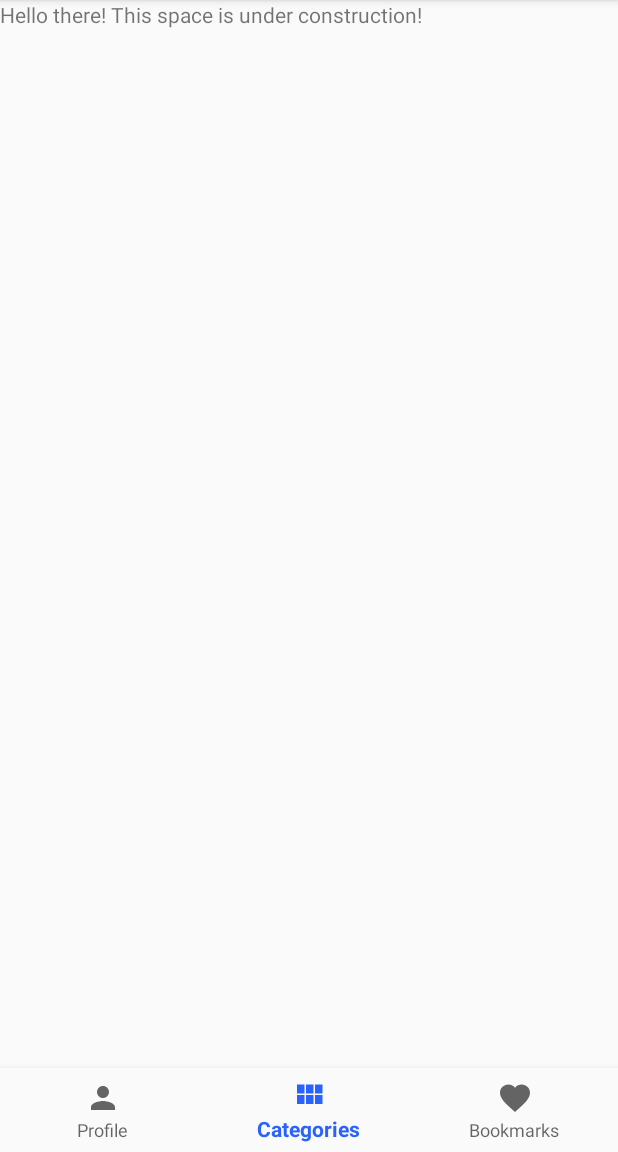
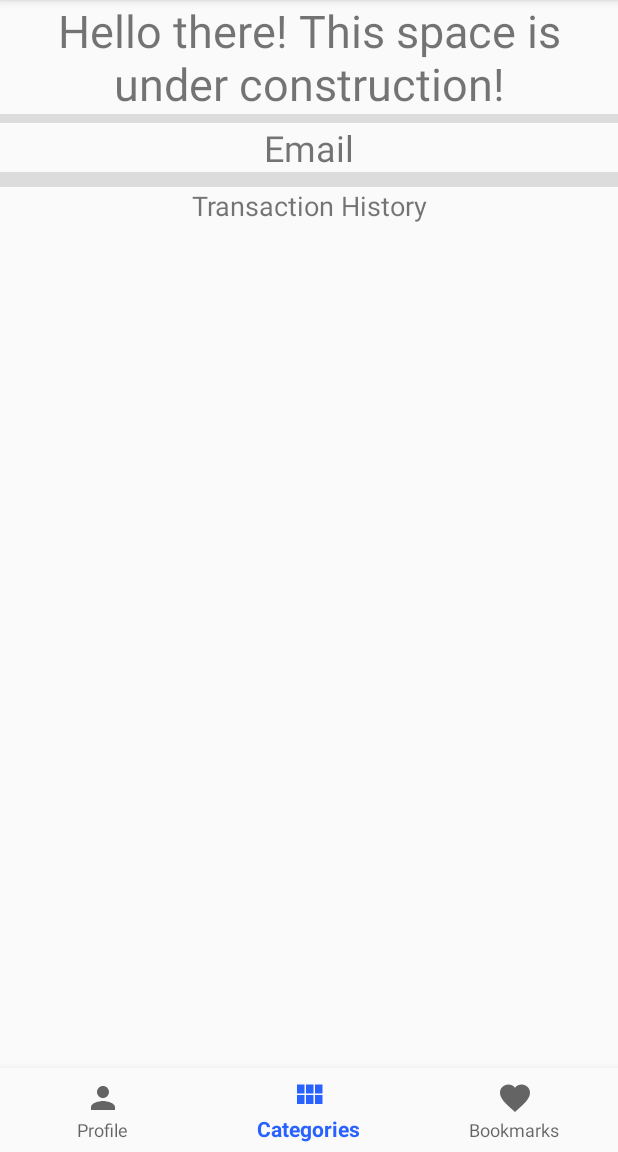
Before and after one commit to praveenroot03/Sudo, an Android app: the fragment ProfileFragment placed in its activity, on a phone screen of 412 x 824 dp, the part 84-1236 px from its top. Run offline under Robolectric (Android 15) with nearby library versions, the phone set to English and light mode, and no system bars; our stand-ins replace Firebase (no records; nobody signed in at launch, a user with empty details on screens opened directly); libraries missing offline, so code that uses them is left out: com.firebase.ui; 3 statements that could not run were skipped.

Commit message:
Displaying Transaction History! [with little bugs while changing pages]

```diff
--- a/app/src/main/java/com/project/sudo/CategoriesFragment.java
+++ b/app/src/main/java/com/project/sudo/CategoriesFragment.java
@@ -226,7 +226,7 @@ public class CategoriesFragment extends Fragment {
                 UserDetails userDetails = task.getResult().toObject(UserDetails.class);
 
                 for (int i = 0; i < orgList.size(); i++) {
-                    if (userDetails.getBookmarkIds().contains(orgList.get(i).getTagline())) {
+                    if (userDetails.getBookmarkIds() != null && userDetails.getBookmarkIds().contains(orgList.get(i).getTagline())) {
                         orgList.get(i).setBookmarked(true);
                     }
                 }
--- a/app/src/main/java/com/project/sudo/FavouritesFragment.java
+++ b/app/src/main/java/com/project/sudo/FavouritesFragment.java
@@ -102,6 +102,7 @@ public class FavouritesFragment extends Fragment {
 
                 final UserDetails userDetails = documentSnapshot.toObject(UserDetails.class);
 
+                if (userDetails.getBookmarkIds() != null) {
                     for (int i = 0; i < userDetails.getBookmarkIds().size(); i++) {
                         orgcol.document(userDetails.getBookmarkIds().get(i)).get().addOnCompleteListener(new OnCompleteListener<DocumentSnapshot>() {
                             @Override
@@ -117,6 +118,7 @@ public class FavouritesFragment extends Fragment {
 
                             }
                         });
+                    }
                 }
             }
         });
--- a/app/src/main/java/com/project/sudo/OrgAdapter.java
+++ b/app/src/main/java/com/project/sudo/OrgAdapter.java
@@ -133,7 +133,7 @@ public class OrgAdapter extends RecyclerView.Adapter<OrgAdapter.FeedViewHolder>
                         });
                     }
                 } else {
-                    Toast.makeText(mContext, "Signin To Bookamark!!", Toast.LENGTH_SHORT).show();
+                    Toast.makeText(mContext, "Signin To Bookmark!!", Toast.LENGTH_SHORT).show();
 
                 }
             }
--- a/app/src/main/java/com/project/sudo/ProfileFragment.java
+++ b/app/src/main/java/com/project/sudo/ProfileFragment.java
@@ -4,7 +4,20 @@ import android.os.Bundle;
 import android.view.LayoutInflater;
 import android.view.View;
 import android.view.ViewGroup;
+import android.widget.ListView;
+import android.widget.TextView;
 
+import com.google.android.gms.tasks.OnCompleteListener;
+import com.google.android.gms.tasks.Task;
+import com.google.firebase.auth.FirebaseAuth;
+import com.google.firebase.auth.FirebaseUser;
+import com.google.firebase.firestore.CollectionReference;
+import com.google.firebase.firestore.DocumentSnapshot;
+import com.google.firebase.firestore.FirebaseFirestore;
+
+import java.util.ArrayList;
+
+import androidx.annotation.NonNull;
 import androidx.fragment.app.Fragment;
 
 public class ProfileFragment extends Fragment {
@@ -18,10 +31,54 @@ public class ProfileFragment extends Fragment {
         super.onCreate(savedInstanceState);
     }
 
+    private TextView tvName;
+    private TextView tvEmail;
+    private ListView listview;
+
+    //Firebase Instances
+    private FirebaseUser mFirebaseUser = FirebaseAuth.getInstance().getCurrentUser();
+    private FirebaseFirestore db = FirebaseFirestore.getInstance();
+    private CollectionReference usercol = db.collection("users");
+    private CollectionReference orgcol = db.collection("Organisation");
+
     @Override
     public View onCreateView(LayoutInflater inflater, ViewGroup container, Bundle savedInstanceState) {
         // Inflate the layout for this fragment
-        return inflater.inflate(R.layout.fragment_profile, container, false);
+        final View view = inflater.inflate(R.layout.fragment_profile, container, false);
+
+        tvEmail = view.findViewById(R.id.tvEmail);
+        tvName = view.findViewById(R.id.tvName);
+        listview = view.findViewById(R.id.listView);
+
+        final ArrayList<String> moneyarray = new ArrayList<>();
+        final ArrayList<String> namearray = new ArrayList<>();
+        final ArrayList<String> timearray = new ArrayList<>();
+
+        usercol.document(mFirebaseUser.getUid()).get().addOnCompleteListener(new OnCompleteListener<DocumentSnapshot>() {
+            @Override
+            public void onComplete(@NonNull Task<DocumentSnapshot> task) {
+
+                UserDetails userDetails = task.getResult().toObject(UserDetails.class);
+                tvEmail.setText(userDetails.getEmail());
+                tvName.setText(userDetails.getUsername());
+                if (userDetails.getTransList() != null) {
+                    ArrayList<String> arrayList = userDetails.getTransList();
+
+                    for (int i = 1; i < arrayList.size(); i++) {
+                        String arr[] = arrayList.get(i).split("#");
+                        moneyarray.add(arr[5]);
+                        namearray.add(arr[4]);
+                        timearray.add(arr[6]);
+                    }
+
+                    CustomListView adapter = new CustomListView(getActivity(), moneyarray, namearray, timearray);
+                    listview.setAdapter(adapter);
+                }
+            }
+        });
+
+
+        return view;
     }
 
 }
--- a/app/src/main/res/layout/fragment_profile.xml
+++ b/app/src/main/res/layout/fragment_profile.xml
@@ -1,13 +1,62 @@
 <?xml version="1.0" encoding="utf-8"?>
-<FrameLayout xmlns:android="http://schemas.android.com/apk/res/android"
+<LinearLayout xmlns:android="http://schemas.android.com/apk/res/android"
     xmlns:tools="http://schemas.android.com/tools"
     android:layout_width="match_parent"
     android:layout_height="match_parent"
+    android:orientation="vertical"
     tools:context=".ProfileFragment">
 
-    <TextView
+    <LinearLayout
+        android:layout_width="match_parent"
+        android:layout_height="wrap_content"
+        android:orientation="vertical">
+
+        <TextView
+            android:id="@+id/tvName"
+            android:layout_width="match_parent"
+            android:layout_height="wrap_content"
+            android:gravity="center_horizontal"
+            android:text="@string/hello_blank_fragment"
+            android:textSize="30sp" />
+
+        <View
+            android:id="@+id/divider2"
+            android:layout_width="match_parent"
+            android:layout_height="6dp"
+            android:background="?android:attr/listDivider" />
+
+        <TextView
+            android:id="@+id/tvEmail"
+            android:layout_width="match_parent"
+            android:layout_height="wrap_content"
+            android:gravity="center_horizontal"
+            android:text="@string/tvEmailId"
+            android:textSize="24sp" />
+
+    </LinearLayout>
+
+    <View
+        android:id="@+id/divider"
+        android:layout_width="match_parent"
+        android:layout_height="10dp"
+        android:background="?android:attr/listDivider" />
+
+    <LinearLayout
         android:layout_width="match_parent"
         android:layout_height="match_parent"
-        android:text="@string/hello_blank_fragment" />
+        android:orientation="vertical">
 
-</FrameLayout>
+        <TextView
+            android:id="@+id/textView3"
+            android:layout_width="match_parent"
+            android:layout_height="wrap_content"
+            android:gravity="center_horizontal"
+            android:text="@string/transaction_history"
+            android:textSize="18sp" />
+
+        <ListView
+            android:id="@+id/listView"
+            android:layout_width="match_parent"
+            android:layout_height="match_parent" />
+    </LinearLayout>
+</LinearLayout>
--- a/app/src/main/res/values/strings.xml
+++ b/app/src/main/res/values/strings.xml
@@ -96,4 +96,6 @@
     </string>
     <string name="action_settings">Settings</string>
     <string name="hello_blank_fragment">Hello there! This space is under construction!</string>
+    <string name="tvEmailId">Email</string>
+    <string name="transaction_history">Transaction History</string>
 </resources>
```
Also changed, not shown: app/src/main/java/com/project/sudo/CustomListView.java (added, +58 -0 lines). Lines whose indentation alone changed are shown as unchanged.
